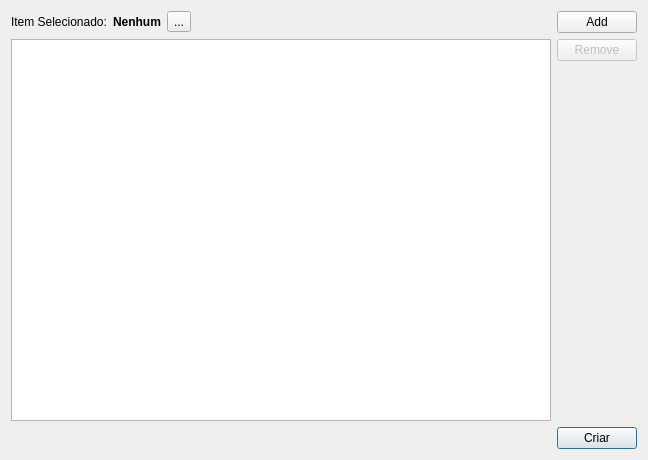
Before: the Qt Designer form UI/ui_TreeForm.ui in InUrSys/FileMx, drawn with Qt 5.
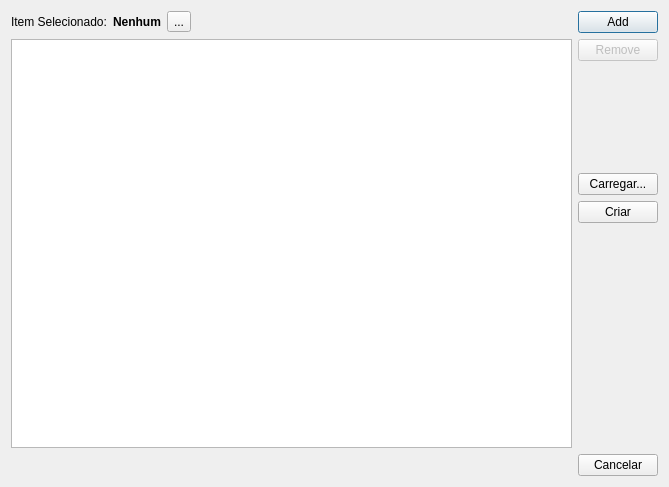
After: the same form once the commit is applied.

```diff
--- a/UI/ui_TreeForm.ui
+++ b/UI/ui_TreeForm.ui
@@ -6,60 +6,20 @@
    <rect>
     <x>0</x>
     <y>0</y>
-    <width>648</width>
-    <height>460</height>
+    <width>669</width>
+    <height>487</height>
    </rect>
   </property>
+  <property name="maximumSize">
+   <size>
+    <width>16777201</width>
+    <height>16777215</height>
+   </size>
+  </property>
   <property name="windowTitle">
    <string>Estrutura Hierárquica</string>
   </property>
   <layout class="QGridLayout" name="gridLayout">
-   <item row="1" column="0" rowspan="3">
-    <widget class="QTreeView" name="twTreeObj"/>
-   </item>
-   <item row="4" column="1" colspan="2">
-    <widget class="QPushButton" name="pbMake">
-     <property name="text">
-      <string>Criar</string>
-     </property>
-    </widget>
-   </item>
-   <item row="3" column="1" colspan="2">
-    <spacer name="verticalSpacer">
-     <property name="orientation">
-      <enum>Qt::Vertical</enum>
-     </property>
-     <property name="sizeHint" stdset="0">
-      <size>
-       <width>76</width>
-       <height>225</height>
-      </size>
-     </property>
-    </spacer>
-   </item>
-   <item row="4" column="0">
-    <spacer name="horizontalSpacer">
-     <property name="orientation">
-      <enum>Qt::Horizontal</enum>
-     </property>
-     <property name="sizeHint" stdset="0">
-      <size>
-       <width>454</width>
-       <height>20</height>
-      </size>
-     </property>
-    </spacer>
-   </item>
-   <item row="1" column="1" colspan="2">
-    <widget class="QPushButton" name="pbRemove">
-     <property name="enabled">
-      <bool>false</bool>
-     </property>
-     <property name="text">
-      <string>Remove</string>
-     </property>
-    </widget>
-   </item>
    <item row="0" column="1" colspan="2">
     <widget class="QPushButton" name="pbAdd">
      <property name="text">
@@ -67,6 +27,19 @@
      </property>
     </widget>
    </item>
+   <item row="5" column="1" colspan="2">
+    <spacer name="verticalSpacer">
+     <property name="orientation">
+      <enum>Qt::Vertical</enum>
+     </property>
+     <property name="sizeHint" stdset="0">
+      <size>
+       <width>76</width>
+       <height>225</height>
+      </size>
+     </property>
+    </spacer>
+   </item>
    <item row="0" column="0">
     <layout class="QHBoxLayout" name="horizontalLayout">
      <item>
@@ -123,6 +96,66 @@
      </item>
     </layout>
    </item>
+   <item row="2" column="1" colspan="2">
+    <spacer name="verticalSpacer_2">
+     <property name="orientation">
+      <enum>Qt::Vertical</enum>
+     </property>
+     <property name="sizeHint" stdset="0">
+      <size>
+       <width>76</width>
+       <height>50</height>
+      </size>
+     </property>
+    </spacer>
+   </item>
+   <item row="6" column="0">
+    <spacer name="horizontalSpacer">
+     <property name="orientation">
+      <enum>Qt::Horizontal</enum>
+     </property>
+     <property name="sizeHint" stdset="0">
+      <size>
+       <width>454</width>
+       <height>20</height>
+      </size>
+     </property>
+    </spacer>
+   </item>
+   <item row="1" column="0" rowspan="5">
+    <widget class="QTreeView" name="twTreeObj"/>
+   </item>
+   <item row="1" column="1" colspan="2">
+    <widget class="QPushButton" name="pbRemove">
+     <property name="enabled">
+      <bool>false</bool>
+     </property>
+     <property name="text">
+      <string>Remove</string>
+     </property>
+    </widget>
+   </item>
+   <item row="3" column="1" colspan="2">
+    <widget class="QPushButton" name="pbCarregar">
+     <property name="text">
+      <string>Carregar...</string>
+     </property>
+    </widget>
+   </item>
+   <item row="4" column="1" colspan="2">
+    <widget class="QPushButton" name="pbMake">
+     <property name="text">
+      <string>Criar</string>
+     </property>
+    </widget>
+   </item>
+   <item row="6" column="1" colspan="2">
+    <widget class="QPushButton" name="pbCancelar">
+     <property name="text">
+      <string>Cancelar</string>
+     </property>
+    </widget>
+   </item>
   </layout>
  </widget>
  <resources/>
```
